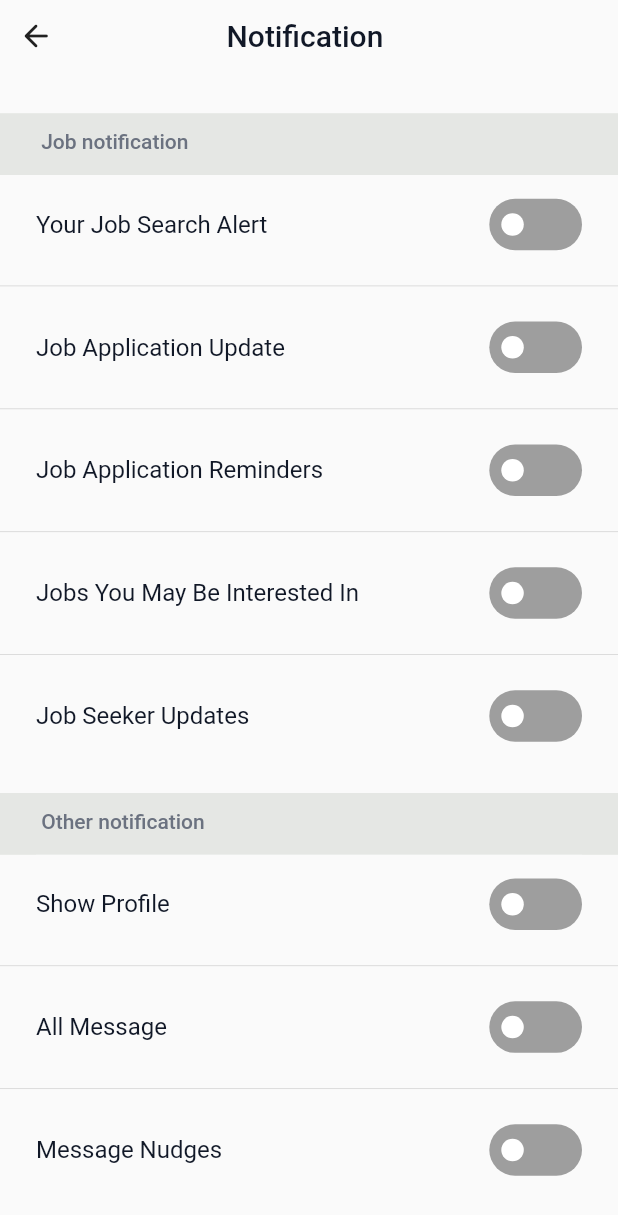
After one commit to mohamdshibl/Wazefa, a Flutter app: the NotificationView screen opened directly, on a phone screen of 412 x 824 dp. The commit adds this screen. Shown: the top 1215 px of the screen. Run offline on Flutter 3.47's test engine with Material 2 defaults, Android fonts, the phone set to English and light mode, and no system bars; drawn by our look-alikes of flutter_switch; our stand-ins replace bloc, device_preview, dio, dotted_border, easy_stepper, flutter_bloc and 4 more; missing offline and left inert: chip_list; accounts and stored records are empty.

Commit message:
profile_notifications_edits

```diff
--- /dev/null
+++ b/lib/model/profile_models/notifications_model.dart
@@ -0,0 +1,101 @@
+import 'package:easy_stepper/easy_stepper.dart';
+import 'package:sizer/sizer.dart';
+import 'package:flutter_switch/flutter_switch.dart';
+
+class ShapeNotification2 extends StatefulWidget {
+  NotificationModel2 notificationModel2 ;
+  ShapeNotification2({super.key , required this.notificationModel2 });
+
+  @override
+  State<ShapeNotification2> createState() => _ShapeNotificationState();
+}
+
+class _ShapeNotificationState extends State<ShapeNotification2> {
+  bool status = false;
+  @override
+  Widget build(BuildContext context) {
+    return Padding(
+      padding: const EdgeInsets.only(left: 24,right: 24),
+      child: Container(
+        height: 8.h,
+        decoration: const BoxDecoration(
+            color: Color(0xffFAFAFA)),
+        child: Row(
+          children: [
+            SizedBox(
+                width: 58.w,
+                child:Text(widget.notificationModel2!.name,
+                  style: const TextStyle(fontWeight: FontWeight.w400,
+                      fontSize: 16,color: Color(0xff111827)),)
+            ),
+            Spacer(),
+            FlutterSwitch(
+              width: 45.sp,
+              height: 25.sp,
+              valueFontSize: 25.0,
+              toggleSize: 15.0,
+
+              value: status,
+              borderRadius: 25.0,
+              padding: 8.0,
+              showOnOff: false,
+              onToggle: (val) {
+                setState(() {
+                  status = val;
+                });
+              },
+            ),
+          ],
+        ),
+      ),
+    );
+  }
+}
+
+class NotificationModel {
+
+  String name ;
+
+  NotificationModel({required this.name}) ;
+
+  static List<NotificationModel> data = [
+    NotificationModel(
+      name: "Your Job Search Alert",
+    ),
+    NotificationModel(
+      name: "Job Application Update",
+    ),
+    NotificationModel(
+      name: "Job Application Reminders",
+    ),
+    NotificationModel(
+      name: "Jobs You May Be Interested In",
+    ),
+    NotificationModel(
+      name: "Job Seeker Updates",
+    ),
+
+  ];
+
+}
+class NotificationModel2 {
+
+  String name ;
+
+  NotificationModel2({required this.name}) ;
+
+  static List<NotificationModel2> data = [
+    NotificationModel2(
+      name: "Show Profile",
+    ),
+    NotificationModel2(
+      name: "All Message",
+    ),
+    NotificationModel2(
+      name: "Message Nudges",
+    ),
+
+
+  ];
+
+}
--- a/lib/view/notifications/notification.dart
+++ b/lib/view/notifications/notification.dart
@@ -8,12 +8,12 @@ import '../../Cubit/app_states.dart';
 
 
 class NotificationPage extends StatelessWidget{
- // NotificationPage({super.key});
+  const NotificationPage({super.key});
 
   @override
   Widget build(BuildContext context) {
     return BlocConsumer<JobsCubit,JobsStates>(
-  listener: (context, state) {  },
+  listener: (context, state) {},
   builder: (context, state) {
     return Scaffold(
       body: SafeArea(
--- /dev/null
+++ b/lib/view/profile/nitifications.dart
@@ -0,0 +1,151 @@
+import 'package:flutter/cupertino.dart';
+import 'package:flutter/material.dart';
+import 'package:flutter_switch/flutter_switch.dart';
+import 'package:sizer/sizer.dart';
+import 'package:wazefa/constants/constants.dart';
+import 'package:wazefa/view/profile/portfolio.dart';
+import 'package:wazefa/view/profile/profile.dart';
+
+import '../../constants/utils.dart';
+import '../../model/profile_models/notifications_model.dart';
+import 'language.dart';
+import 'nitifications.dart';
+
+class NotificationView extends StatelessWidget {
+  const NotificationView({Key? key}) : super(key: key);
+
+  @override
+  Widget build(BuildContext context) {
+    return  Scaffold(
+      body: SafeArea(
+        child: SingleChildScrollView(
+          child: Column(
+            children: [
+              Row(
+                mainAxisAlignment: MainAxisAlignment.start,
+                children: [
+                  IconButton(
+                      onPressed: () {
+                       navigateTo(context, Profile(),);
+                      },
+                      icon: const Icon(Icons.arrow_back_rounded,),
+                  ),
+                  SizedBox(
+                    width: 25.w,
+                  ),
+                  const Text(
+                    "Notification",
+                    style: TextStyle(
+                        fontWeight: FontWeight.w500,
+                        fontSize: 20,
+                        color: Color(0xff111827)),
+                  ),
+                ],
+              ),
+              Padding(
+                padding:  EdgeInsets.only(top: 20.sp),
+                child: Container(
+                  height: 5.h,
+                  width: double.infinity,
+                  decoration: const BoxDecoration(
+                      color: Color(0xffE5E7E4)
+                  ),
+                  child: Padding(
+                    padding:  EdgeInsets.only(top: 8.sp , left: 20.sp),
+                    child: const Text("Job notification",
+                      style: TextStyle(fontSize:14 ,
+                          fontWeight:FontWeight.w500 ,color: Color(0xff6B7280)),),
+                  ),
+                ),
+              ) ,
+              SizedBox(
+                height: 50.h,
+                child: ListView.separated(
+                    physics: const NeverScrollableScrollPhysics(),
+                    itemBuilder: (context, index) {
+                      return ShapeNotification(
+                        notificationModel: NotificationModel.data[index],);
+                      } ,
+                    separatorBuilder: (context, index) =>const Divider()
+                    , itemCount:NotificationModel.data.length),
+              ) ,
+              Container(
+                height: 5.h,
+                width: double.infinity,
+                decoration: const BoxDecoration(
+                    color: Color(0xffE5E7E4)
+                ),
+                child: Padding(
+                  padding:  EdgeInsets.only(top: 8.sp , left: 20.sp),
+                  child: const Text("Other notification",
+                    style: TextStyle(fontSize:14 ,
+                        fontWeight:FontWeight.w500 ,color: Color(0xff6B7280)),),
+                ),
+              ) ,
+              SizedBox(
+                height: 40.h,
+                width: double.infinity,
+                child: ListView.separated(
+                    physics: const NeverScrollableScrollPhysics(),
+                    itemBuilder: (context, index) {
+                      return ShapeNotification2(
+                        notificationModel2: NotificationModel2.data[index],);
+                      } ,
+                    separatorBuilder: (context, index) =>const Divider()
+                    , itemCount:NotificationModel2.data.length),
+              ) ,
+            ],
+          ),
+        ),
+      ),
+    );
+  }
+}
+class ShapeNotification extends StatefulWidget {
+  NotificationModel notificationModel ;
+  ShapeNotification({super.key , required this.notificationModel,});
+
+  @override
+  State<ShapeNotification> createState() => _ShapeNotificationState();
+}
+
+class _ShapeNotificationState extends State<ShapeNotification> {
+  bool status = false;
+  @override
+  Widget build(BuildContext context) {
+    return Padding(
+      padding: const EdgeInsets.only(left: 24,right: 24),
+      child: Container(
+        height: 8.h,
+        decoration: const BoxDecoration(
+            color: Color(0xffFAFAFA)),
+        child: Row(
+          children: [
+            SizedBox(
+                width: 58.w,
+                child:Text(widget.notificationModel.name,
+                  style: const TextStyle(fontWeight: FontWeight.w400,
+                      fontSize: 16,color: Color(0xff111827)),)
+            ),
+            Spacer(),
+            FlutterSwitch(
+              width: 45.sp,
+              height: 25.sp,
+              valueFontSize: 25.0,
+              toggleSize: 15.0,
+              value: status,
+              borderRadius: 25.0,
+              padding: 8.0,
+              showOnOff: false,
+              onToggle: (val) {
+                setState(() {
+                  status = val;
+                });
+              },
+            ),
+          ],
+        ),
+      ),
+    );
+  }
+}
--- a/lib/view/profile/profile.dart
+++ b/lib/view/profile/profile.dart
@@ -8,6 +8,7 @@ import '../../constants/utils.dart';
 import '../notifications/notification.dart';
 import 'edit_profile.dart';
 import 'language.dart';
+import 'nitifications.dart';
 
 class Profile extends StatefulWidget {
   const Profile({Key? key}) : super(key: key);
@@ -248,7 +249,7 @@ class _ProfileState extends State<Profile> {
                           }else if (index == 2){
                             Navigator.pushReplacement(context, MaterialPageRoute(builder: (context) => Language(),));
                           }else if (index == 3){
-                            Navigator.pushReplacement(context, MaterialPageRoute(builder: (context) => NotificationPage(),));
+                            Navigator.pushReplacement(context, MaterialPageRoute(builder: (context) => NotificationView(),));
                           }else if (index == 4){
                             Navigator.pushReplacement(context, MaterialPageRoute(builder: (context) => NotificationPage(),));
                           }
@@ -257,7 +258,6 @@ class _ProfileState extends State<Profile> {
                         child: Shapegeneral(generalModel: GeneralModel.data[index]));
 
                   } ,
-
                   separatorBuilder: (context, index) =>const Divider(),
                   itemCount:GeneralModel.data.length),
             ) ,
--- a/pubspec.yaml
+++ b/pubspec.yaml
@@ -50,6 +50,7 @@ dependencies:
   intl_phone_field: ^3.1.0
   easy_stepper: ^0.5.0
   dotted_border: ^2.0.0+3
+  flutter_switch: ^0.3.2
 
 
 dev_dependencies:
```
Also changed, not shown: lib/view/profile/login_security.dart (added, +140 -0 lines), pubspec.lock.
